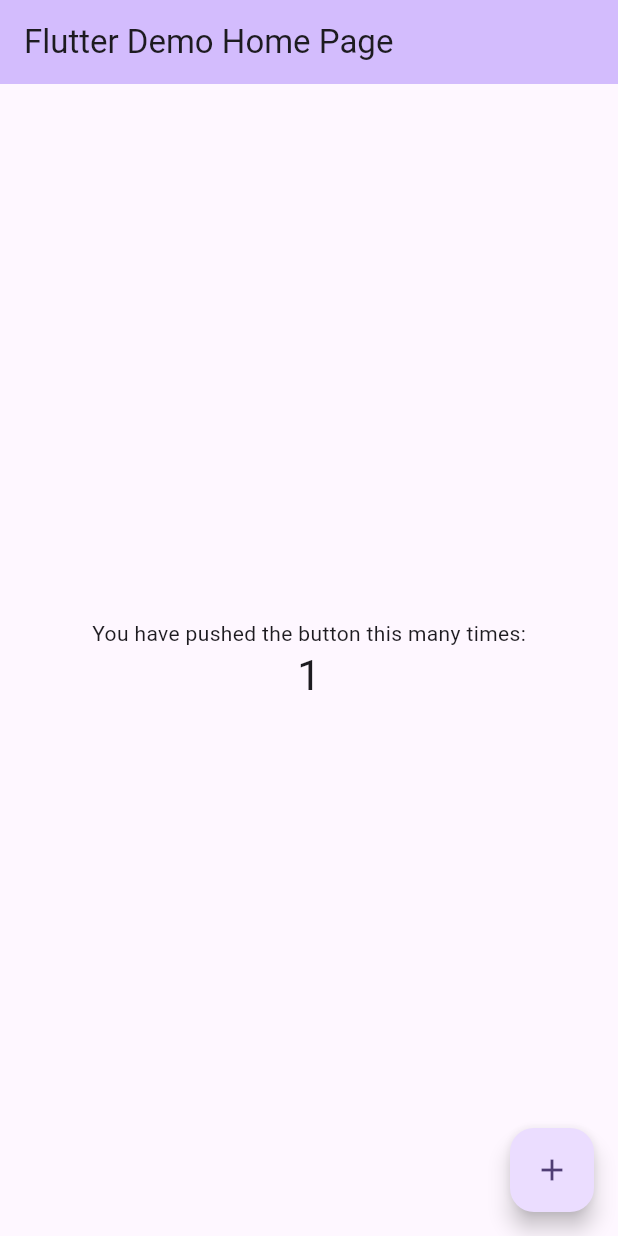
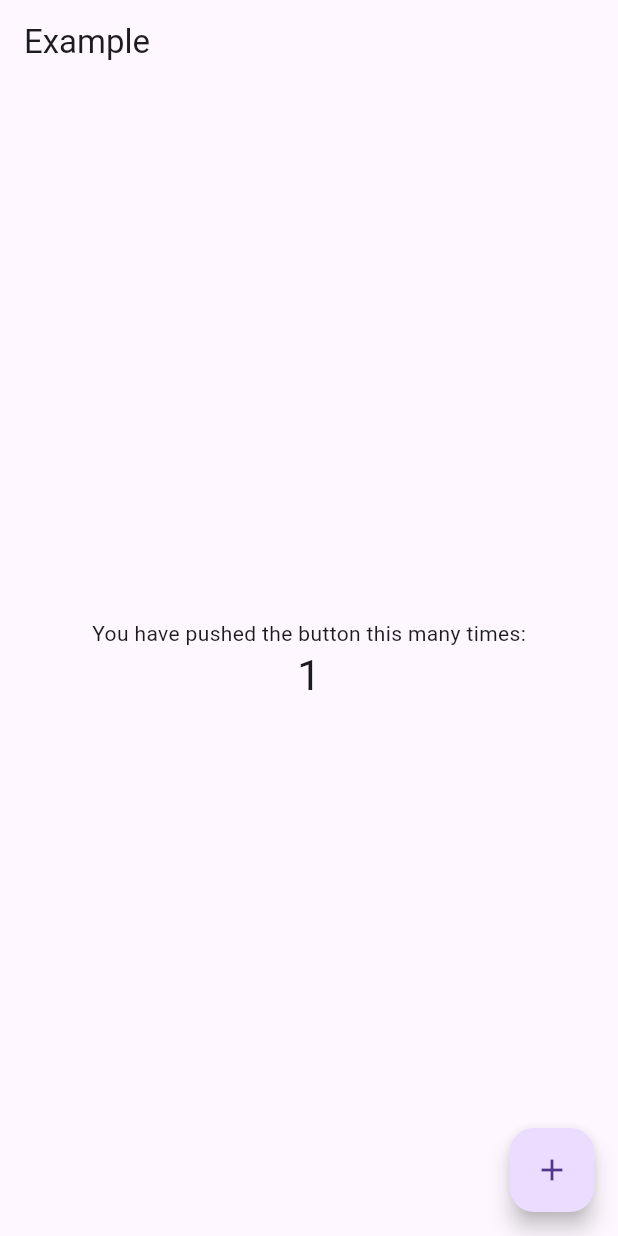
Before and after one commit to Anukvayuz/api_with_provider, a Flutter app: the screen it shows after launch, after a tap on the "add" icon, on a phone screen of 412 x 824 dp. Run offline on Flutter 3.47's test engine with Material 3 defaults, Android fonts, the phone set to English and light mode, and no system bars.

Commit message:
Update main.dart

```diff
--- a/lib/main.dart
+++ b/lib/main.dart
@@ -1,110 +1,97 @@
+ import 'package:flutter/foundation.dart';
 import 'package:flutter/material.dart';
+import 'package:provider/provider.dart';
 
 void main() {
-  runApp(const MyApp());
+  runApp(
+    /// Providers are above [MyApp] instead of inside it, so that tests
+    /// can use [MyApp] while mocking the providers
+    MultiProvider(
+      providers: [
+        ChangeNotifierProvider(create: (_) => Counter()),
+      ],
+      child: const MyApp(),
+    ),
+  );
+}
+
+class Counter with ChangeNotifier, DiagnosticableTreeMixin {
+  int _count = 0;
+
+  int get count => _count;
+
+  void increment() {
+    _count++;
+    notifyListeners();
+  }
+
+  /// Makes `Counter` readable inside the devtools by listing all of its properties
+  @override
+  void debugFillProperties(DiagnosticPropertiesBuilder properties) {
+    super.debugFillProperties(properties);
+    properties.add(IntProperty('count', count));
+  }
 }
 
 class MyApp extends StatelessWidget {
-  const MyApp({super.key});
+  const MyApp({Key? key}) : super(key: key);
 
-  // This widget is the root of your application.
   @override
   Widget build(BuildContext context) {
-    return MaterialApp(
-      title: 'Flutter Demo',
-      theme: ThemeData(
-        colorScheme: ColorScheme.fromSeed(seedColor: Colors.deepPurple),
-        useMaterial3: true,
-      ),
-      home: const MyHomePage(title: 'Flutter Demo Home Page'),
+    return const MaterialApp(
+      home: MyHomePage(),
     );
   }
 }
 
-class MyHomePage extends StatefulWidget {
-  const MyHomePage({super.key, required this.title});
-
-  // This widget is the home page of your application. It is stateful, meaning
-  // that it has a State object (defined below) that contains fields that affect
-  // how it looks.
-
-  // This class is the configuration for the state. It holds the values (in this
-  // case the title) provided by the parent (in this case the App widget) and
-  // used by the build method of the State. Fields in a Widget subclass are
-  // always marked "final".
-
-  final String title;
-
-  @override
-  State<MyHomePage> createState() => _MyHomePageState();
-}
-
-class _MyHomePageState extends State<MyHomePage> {
-  int _counter = 0;
-
-  void _incrementCounter() {
-    setState(() {
-      // This call to setState tells the Flutter framework that something has
-      // changed in this State, which causes it to rerun the build method below
-      // so that the display can reflect the updated values. If we changed
-      // _counter without calling setState(), then the build method would not be
-      // called again, and so nothing would appear to happen.
-      _counter++;
-    });
-  }
+class MyHomePage extends StatelessWidget {
+  const MyHomePage({Key? key}) : super(key: key);
 
   @override
   Widget build(BuildContext context) {
-    // This method is rerun every time setState is called, for instance as done
-    // by the _incrementCounter method above.
-    //
-    // The Flutter framework has been optimized to make rerunning build methods
-    // fast, so that you can just rebuild anything that needs updating rather
-    // than having to individually change instances of widgets.
     return Scaffold(
       appBar: AppBar(
-        // TRY THIS: Try changing the color here to a specific color (to
-        // Colors.amber, perhaps?) and trigger a hot reload to see the AppBar
-        // change color while the other colors stay the same.
-        backgroundColor: Theme.of(context).colorScheme.inversePrimary,
-        // Here we take the value from the MyHomePage object that was created by
-        // the App.build method, and use it to set our appbar title.
-        title: Text(widget.title),
+        title: const Text('Example'),
       ),
-      body: Center(
-        // Center is a layout widget. It takes a single child and positions it
-        // in the middle of the parent.
+      body: const Center(
         child: Column(
-          // Column is also a layout widget. It takes a list of children and
-          // arranges them vertically. By default, it sizes itself to fit its
-          // children horizontally, and tries to be as tall as its parent.
-          //
-          // Column has various properties to control how it sizes itself and
-          // how it positions its children. Here we use mainAxisAlignment to
-          // center the children vertically; the main axis here is the vertical
-          // axis because Columns are vertical (the cross axis would be
-          // horizontal).
-          //
-          // TRY THIS: Invoke "debug painting" (choose the "Toggle Debug Paint"
-          // action in the IDE, or press "p" in the console), to see the
-          // wireframe for each widget.
+          mainAxisSize: MainAxisSize.min,
           mainAxisAlignment: MainAxisAlignment.center,
           children: <Widget>[
-            const Text(
-              'You have pushed the button this many times:',
-            ),
-            Text(
-              '$_counter',
-              style: Theme.of(context).textTheme.headlineMedium,
-            ),
+            Text('You have pushed the button this many times:'),
+
+            /// Extracted as a separate widget for performance optimization.
+            /// As a separate widget, it will rebuild independently from [MyHomePage].
+            ///
+            /// This is totally optional (and rarely needed).
+            /// Similarly, we could also use [Consumer] or [Selector].
+            Count(),
           ],
         ),
       ),
       floatingActionButton: FloatingActionButton(
-        onPressed: _incrementCounter,
+        key: const Key('increment_floatingActionButton'),
+
+        /// Calls `context.read` instead of `context.watch` so that it does not rebuild
+        /// when [Counter] changes.
+        onPressed: () => context.read<Counter>().increment(),
         tooltip: 'Increment',
         child: const Icon(Icons.add),
-      ), // This trailing comma makes auto-formatting nicer for build methods.
+      ),
     );
   }
 }
+
+class Count extends StatelessWidget {
+  const Count({Key? key}) : super(key: key);
+
+  @override
+  Widget build(BuildContext context) {
+    return Text(
+      /// Calls `context.watch` to make [Count] rebuild when [Counter] changes.
+      '${context.watch<Counter>().count}',
+      key: const Key('counterState'),
+      style: Theme.of(context).textTheme.headlineMedium,
+    );
+  }
+}
```
